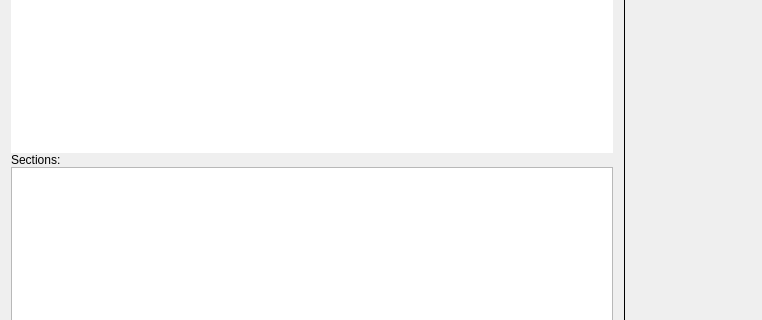
Old version of the form src/ui/forms/mainwindow.ui in the repository zealdocs/zeal; both pictures show x 0 to 762 and y 159 to 479 of the 1050 by 579 pixel window.
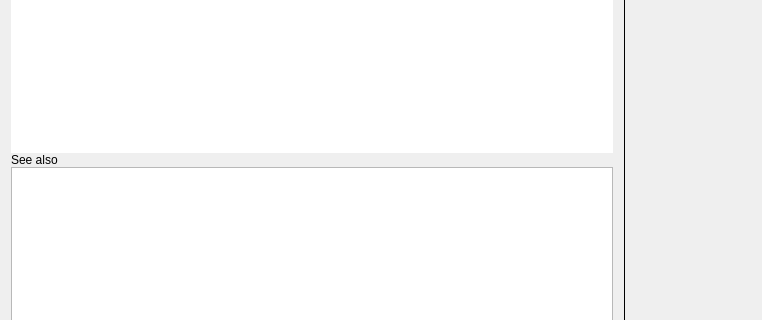
New version of the form. Custom widgets are drawn as their Qt base class.

Commit message:
Replace "Sections:" header with "See also"
This just makes more sense while Zeal does not properly group additional
links by symbol type.

What changed in the file:
```diff
--- a/src/ui/forms/mainwindow.ui
+++ b/src/ui/forms/mainwindow.ui
@@ -110,7 +110,10 @@
         <item>
          <widget class="QLabel" name="sections_lab">
           <property name="text">
-           <string>Sections:</string>
+           <string>See also</string>
+          </property>
+          <property name="margin">
+           <number>2</number>
           </property>
          </widget>
         </item>
```
Left out of the diff: 2 changed lines with no effect on the pictures. The commit also changes 1 other file.
